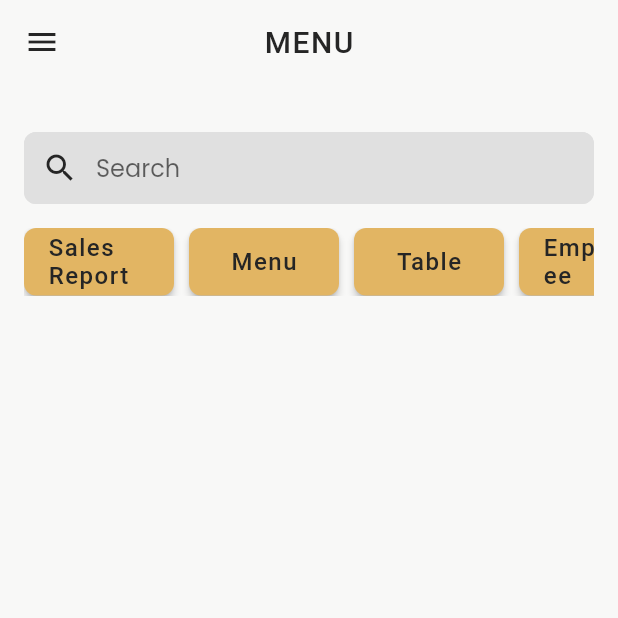
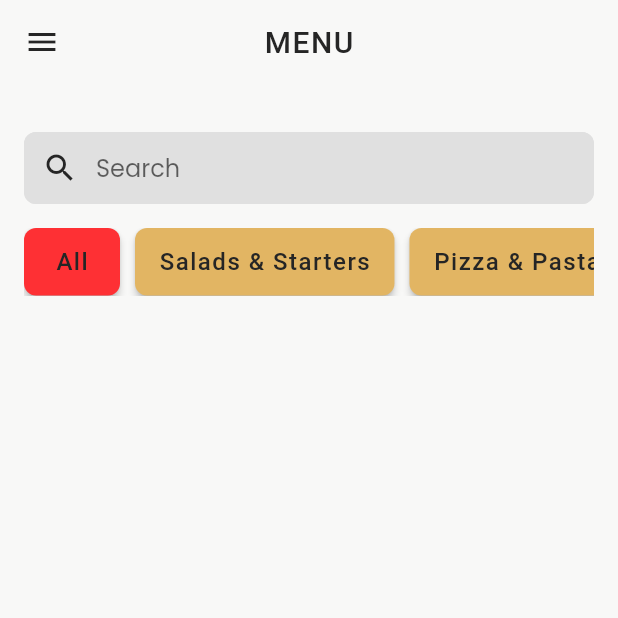
Before and after one commit to JonathanMoralde/primos_app, a Flutter app: the screen it shows after launch, after a tap on "SIGN IN", on a phone screen of 412 x 824 dp, the top half of it. Run offline on Flutter 3.47's test engine with Material 2 defaults, Android fonts, the phone set to English and light mode, and no system bars; our stand-ins replace google_fonts.

Commit message:
refactored styledButton & fixed category btn width

```diff
--- a/lib/pages/admin/adminMenu.dart
+++ b/lib/pages/admin/adminMenu.dart
@@ -7,8 +7,15 @@ import 'package:primos_app/widgets/searchBar.dart';
 
 import 'package:primos_app/widgets/styledButton.dart';
 
-class AdminMenuPage extends StatelessWidget {
+class AdminMenuPage extends StatefulWidget {
   const AdminMenuPage({super.key});
+
+  @override
+  State<AdminMenuPage> createState() => _AdminMenuPageState();
+}
+
+class _AdminMenuPageState extends State<AdminMenuPage> {
+  int _activeButtonIndex = 0;
 
   @override
   Widget build(BuildContext context) {
@@ -29,18 +36,28 @@ class AdminMenuPage extends StatelessWidget {
                 child: SizedBox(
                   height: 45,
                   child: ListView.builder(
-                    itemCount: adminPages.length, //temporary using adminPages
-                    scrollDirection: Axis.horizontal,
-                    itemBuilder: (context, index) => Padding(
-                      padding: const EdgeInsets.only(right: 10),
-                      child: StyledButton(
-                        btnText: adminPages[index]
-                            .name, //temporarry using adminpages
-                        onClick: adminPages[index].onTap,
-                        btnWidth: 100,
-                      ),
-                    ),
-                  ),
+                      itemCount: category.length, //temporary using adminPages
+                      scrollDirection: Axis.horizontal,
+                      itemBuilder: (context, index) {
+                        final bool isActive = index == _activeButtonIndex;
+
+                        return Padding(
+                          padding: const EdgeInsets.only(right: 10),
+                          child: StyledButton(
+                            btnText: category[index].name, //temporary
+                            onClick: () {
+                              setState(() {
+                                _activeButtonIndex = index;
+                              });
+
+                              category[index].onTap;
+                            },
+                            btnColor: isActive
+                                ? const Color(0xFFFE3034)
+                                : const Color(0xFFE2B563),
+                          ),
+                        );
+                      }),
                 ),
               )
             ],
--- a/lib/pages/loginScreen.dart
+++ b/lib/pages/loginScreen.dart
@@ -107,6 +107,7 @@ class LoginSreen extends StatelessWidget {
                   btnText: btnText,
                   onClick: handleSignin,
                   btnIcon: const Icon(Icons.login),
+                  btnWidth: 250,
                 ),
               ],
             ),
--- a/lib/widgets/pageObject.dart
+++ b/lib/widgets/pageObject.dart
@@ -38,3 +38,35 @@ List<SideMenuPage> adminPages = [
 ];
 
 // END OF ADMIN PAGES
+
+//! temp? reused the class
+// Category Buttons
+List<SideMenuPage> category = [
+  SideMenuPage(
+      name: "All",
+      onTap: () {
+        print("All");
+      }),
+  SideMenuPage(
+      name: "Salads & Starters",
+      onTap: () {
+        print("Salads & Starters");
+      }),
+  SideMenuPage(
+      name: "Pizza & Pasta",
+      onTap: () {
+        print("Pizza & Pasta");
+      }),
+  SideMenuPage(
+      name: "Sandwich Board",
+      onTap: () {
+        print("Sandwich Board");
+      }),
+  SideMenuPage(
+      name: "Oddle Noodle",
+      onTap: () {
+        print("Oddle Noodle");
+      }),
+];
+
+// END OF Category Buttons
--- a/lib/widgets/styledButton.dart
+++ b/lib/widgets/styledButton.dart
@@ -10,6 +10,7 @@ class StyledButton extends StatelessWidget {
   final Function()? onClick;
   final dynamic btnIcon;
   final double? btnWidth;
+  final dynamic btnColor;
 
   const StyledButton({
     super.key,
@@ -17,6 +18,7 @@ class StyledButton extends StatelessWidget {
     required this.onClick,
     this.btnIcon,
     this.btnWidth,
+    this.btnColor,
   });
 
   @override
@@ -25,14 +27,14 @@ class StyledButton extends StatelessWidget {
     if (btnIcon != null) {
       return SizedBox(
         height: 45,
-        width: btnWidth ?? 250,
+        width: btnWidth,
         child: ElevatedButton.icon(
           onPressed: onClick,
           style: ElevatedButton.styleFrom(
             // fixedSize: const Size(250, 32),
             shape:
                 RoundedRectangleBorder(borderRadius: BorderRadius.circular(8)),
-            backgroundColor: const Color.fromARGB(255, 226, 181, 99),
+            backgroundColor: btnColor ?? const Color(0xFFE2B563),
             foregroundColor: const Color.fromARGB(255, 37, 37, 37),
             textStyle: const TextStyle(
                 letterSpacing: 1, fontWeight: FontWeight.w500, fontSize: 16),
@@ -45,7 +47,7 @@ class StyledButton extends StatelessWidget {
       // BUTTON WITHOUT ICON
       return SizedBox(
         height: 45,
-        width: btnWidth ?? 250,
+        width: btnWidth,
         child: ElevatedButton(
           onPressed: onClick,
           style: ElevatedButton.styleFrom(
@@ -53,12 +55,16 @@ class StyledButton extends StatelessWidget {
 
             shape:
                 RoundedRectangleBorder(borderRadius: BorderRadius.circular(8)),
-            backgroundColor: const Color.fromARGB(255, 226, 181, 99),
+            backgroundColor:
+                btnColor ?? const Color.fromARGB(255, 226, 181, 99),
             foregroundColor: const Color.fromARGB(255, 37, 37, 37),
             textStyle: const TextStyle(
                 letterSpacing: 1, fontWeight: FontWeight.w500, fontSize: 16),
           ),
-          child: Text(btnText),
+          child: Text(
+            btnText,
+            overflow: TextOverflow.ellipsis,
+          ),
         ),
       );
     }
```
